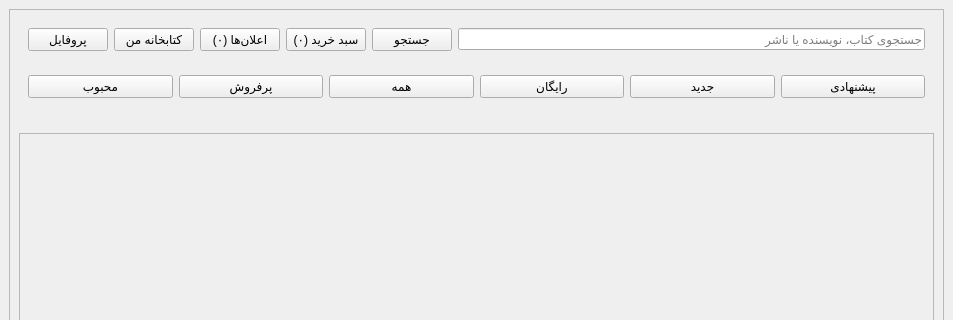
Above: client/homewindow_c.ui from afkhamis1386-afk/bookCLUB_Project before the change; both pictures show x 0 to 953 and y 0 to 320 of the 953 by 770 pixel window. Below: the same form after it.
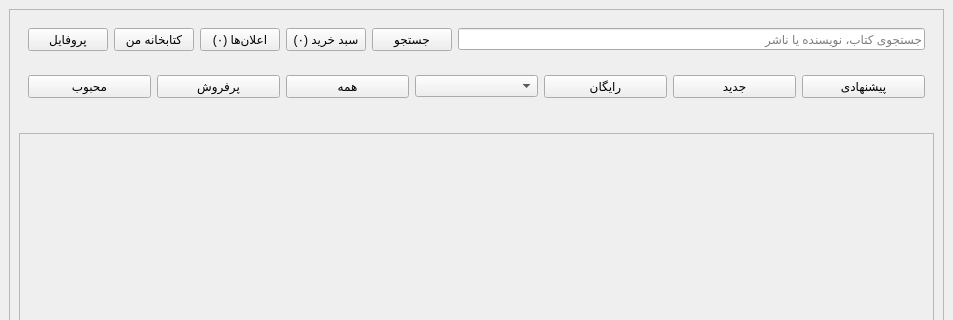
That is the form after the change. Icons and pictures are not drawn.

Patch:
```diff
--- a/client/homewindow_c.ui
+++ b/client/homewindow_c.ui
@@ -190,6 +190,9 @@
             </property>
            </widget>
           </item>
+          <item>
+           <widget class="QComboBox" name="genreFilterComboBox"/>
+          </item>
           <item>
            <widget class="QPushButton" name="freeTabButton">
             <property name="text">
```
Left out of the diff: 46 changed lines with no effect on the pictures.
